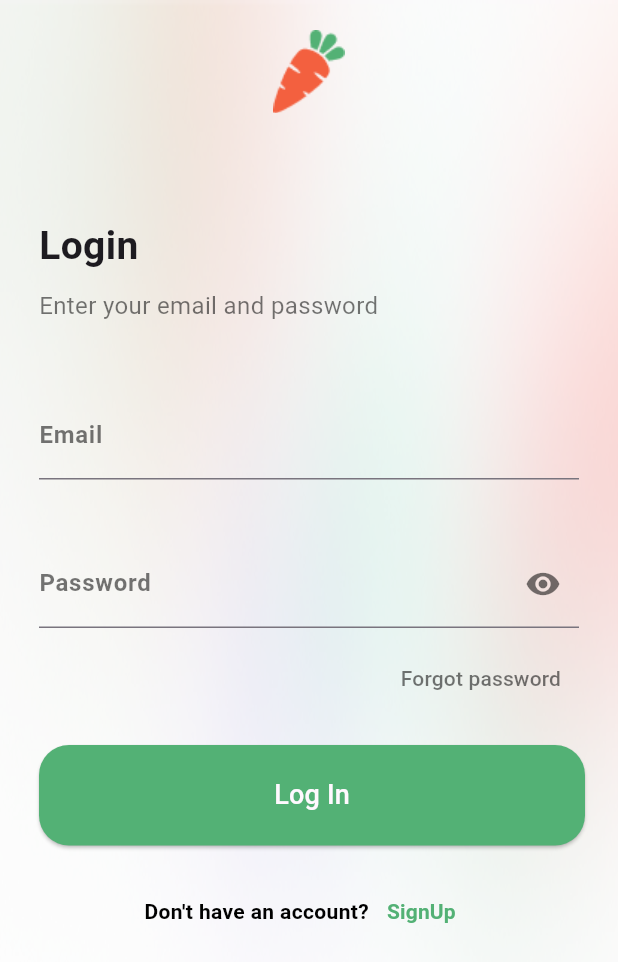
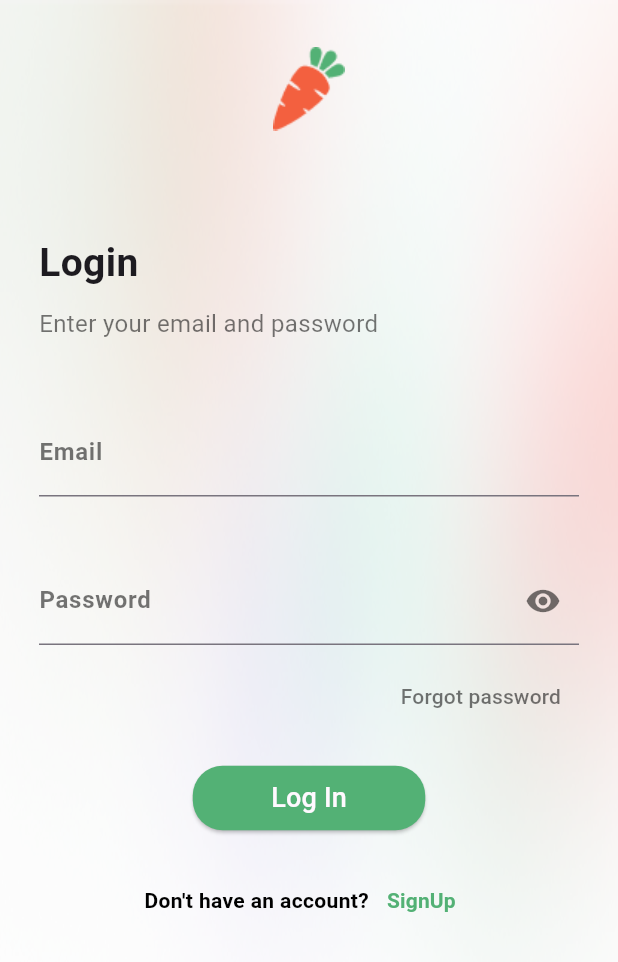
Before and after one commit to buyamm/flutter_groceries_app, a Flutter app: the LoginPage screen opened directly, on a phone screen of 412 x 824 dp. Shown: the top 962 px of the screen. Run offline on Flutter 3.47's test engine with Material 3 defaults, Android fonts, the phone set to English and light mode, and no system bars; missing offline and left inert: standard_searchbar.

Commit message:
feat: create Profile Screen

```diff
--- a/lib/main.dart
+++ b/lib/main.dart
@@ -19,7 +19,13 @@ class MyApp extends StatefulWidget {
 class _MyWidgetState extends State<MyApp> {
   int _currentSelectedIndex = 0;
 
-  final List<Widget> _pages = [HomePage(), ExplorePage(), ProfilePage()];
+  final List<Widget> _pages = [
+    HomePage(),
+    ExplorePage(),
+    Placeholder(),
+    Placeholder(),
+    ProfilePage(),
+  ];
 
   @override
   Widget build(BuildContext context) {
--- a/lib/screens/login.dart
+++ b/lib/screens/login.dart
@@ -1,6 +1,7 @@
 import 'package:flutter/material.dart';
 import 'package:flutter_groceries_app/screens/product_detail.dart';
 import 'package:flutter_groceries_app/screens/sign_up.dart';
+import 'package:flutter_groceries_app/widgets/elevated_button.dart';
 
 class LoginPage extends StatefulWidget {
   const LoginPage({super.key});
@@ -132,17 +133,10 @@ class _LoginPageState extends State<LoginPage> {
               child: Row(
                 mainAxisAlignment: MainAxisAlignment.center,
                 children: [
-                  ElevatedButton(
-                    onPressed: loginEvent,
-                    style: ElevatedButton.styleFrom(
-                      backgroundColor: Color(0xff53B175),
-                      foregroundColor: Color(0xffFFF9FF),
-                      fixedSize: Size(364, 67),
-                      shape: RoundedRectangleBorder(
-                        borderRadius: BorderRadius.all(Radius.circular(20)),
-                      ),
-                    ),
-                    child: Text("Log In", style: TextStyle(fontSize: 18)),
+                  MyElevatedButton(
+                    name: "Log In",
+                    bgColor: 0xff53B175,
+                    foreColor: 0xffFFF9FF,
                   ),
                 ],
               ),
--- /dev/null
+++ b/lib/widgets/elevated_button.dart
@@ -0,0 +1,29 @@
+import 'package:flutter/material.dart';
+
+class MyElevatedButton extends StatelessWidget {
+  final String name;
+  final int bgColor;
+  final int foreColor;
+  const MyElevatedButton({
+    super.key,
+    required this.name,
+    required this.bgColor,
+    required this.foreColor,
+  });
+
+  @override
+  Widget build(BuildContext context) {
+    return ElevatedButton(
+      onPressed: () {},
+      style: ElevatedButton.styleFrom(
+        backgroundColor: Color(bgColor),
+        foregroundColor: Color(foreColor),
+        fixedSize: Size(155, 43),
+        shape: RoundedRectangleBorder(
+          borderRadius: BorderRadius.all(Radius.circular(20)),
+        ),
+      ),
+      child: Text(name, style: TextStyle(fontSize: 18)),
+    );
+  }
+}
```
Also changed, not shown: lib/data/profile_settingUI_data.dart (added, +12 -0 lines), lib/screens/profile.dart (+143 -1 lines), lib/assets/images/22IT169.jpg (added).
